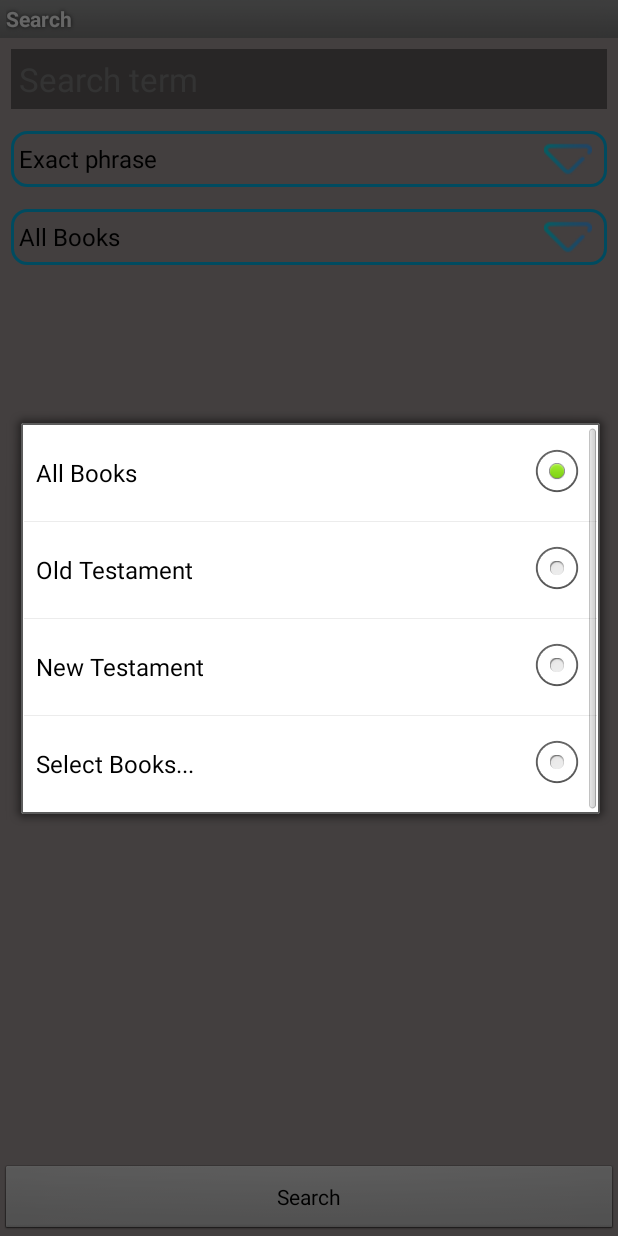
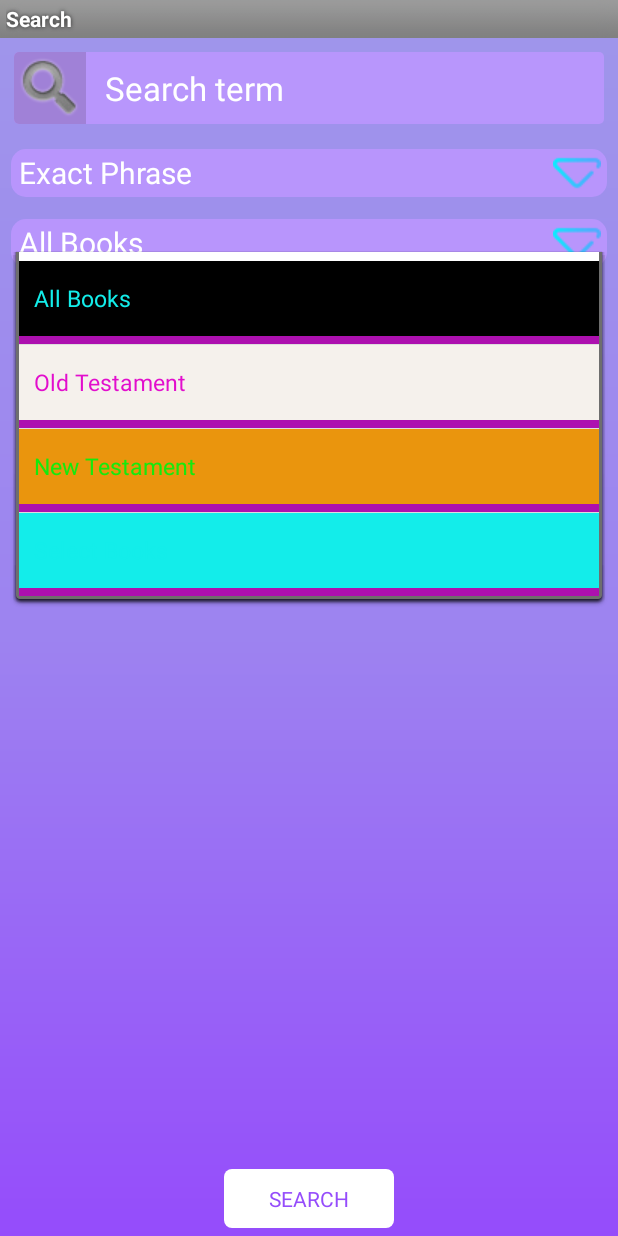
Before and after one commit to tannyjoseph/The_Bible, an Android app: the SearchActivity screen opened directly, with no data from a screen before it, after a tap on "All Books", on a phone screen of 412 x 824 dp. Run offline under Robolectric (Android 15) with nearby library versions, the phone set to English and light mode, and no system bars; Roboto replaces fonts that are not available here.

Commit message:
SearchActivity changes

```diff
--- a/app/src/main/java/com/g/theholybible/activities/SearchActivity.java
+++ b/app/src/main/java/com/g/theholybible/activities/SearchActivity.java
@@ -24,6 +24,7 @@ import android.widget.TextView;
 import android.widget.Toast;
 
 import com.g.theholybible.R;
+import com.g.theholybible.adapters.spinnerAdapter;
 import com.g.theholybible.data.Book;
 import com.g.theholybible.providers.BibleLibrary;
 
@@ -45,6 +46,10 @@ public class SearchActivity extends Activity implements OnClickListener {
     ListView selectedBooksListView;
     Spinner searchMethodSpinner;
     Spinner searchScopeSpinner;
+
+    private String[] scope = {"All Books", "Old Testament", "New Testament", "Select Books"};
+    private String[] methods = {"Exact Phrase","All words in search term", "Any words in search term"};
+
 
     @Override
     public void onCreate(Bundle savedInstanceState) {
@@ -68,14 +73,19 @@ public class SearchActivity extends Activity implements OnClickListener {
         searchMethodSpinner = (Spinner) findViewById(R.id.search_method);
         searchScopeSpinner = (Spinner) findViewById(R.id.search_scope);
 
-        ArrayAdapter<CharSequence> methodsAdapter = ArrayAdapter.createFromResource(this, R.array.search_methods,
-                android.R.layout.simple_spinner_item);
-        methodsAdapter.setDropDownViewResource(android.R.layout.simple_spinner_dropdown_item);
-        searchMethodSpinner.setAdapter(methodsAdapter);
+        spinnerAdapter spinnerAdapter = new spinnerAdapter(this, methods);
 
-        ArrayAdapter<CharSequence> scopeAdapter = ArrayAdapter.createFromResource(this, R.array.search_scope,
-                android.R.layout.simple_spinner_item);
-        scopeAdapter.setDropDownViewResource(android.R.layout.simple_spinner_dropdown_item);
+//        ArrayAdapter<CharSequence> methodsAdapter = ArrayAdapter.createFromResource(this, R.array.search_methods,
+//                android.R.layout.simple_spinner_item);
+//        methodsAdapter.setDropDownViewResource(android.R.layout.simple_spinner_dropdown_item);
+        searchMethodSpinner.setAdapter(spinnerAdapter);
+
+
+
+        spinnerAdapter scopeAdapter = new spinnerAdapter(this, scope);
+//        ArrayAdapter<CharSequence> scopeAdapter = ArrayAdapter.createFromResource(this, R.array.search_scope,
+//                android.R.layout.simple_spinner_item);
+//        scopeAdapter.setDropDownViewResource(android.R.layout.simple_spinner_dropdown_item);
         searchScopeSpinner.setAdapter(scopeAdapter);
 
         searchScopeSpinner.setOnItemSelectedListener(new OnItemSelectedListener() {
--- /dev/null
+++ b/app/src/main/java/com/g/theholybible/adapters/spinnerAdapter.java
@@ -0,0 +1,66 @@
+package com.g.theholybible.adapters;
+
+import android.content.Context;
+import android.graphics.Color;
+import android.view.View;
+import android.view.ViewGroup;
+import android.widget.BaseAdapter;
+import android.widget.SpinnerAdapter;
+import android.widget.TextView;
+
+import com.g.theholybible.R;
+
+public class spinnerAdapter extends BaseAdapter implements SpinnerAdapter {
+
+    String[] str;
+    Context context;
+    String[] colors = {"#13edea","#e20ecd","#15ea0d", "#13edea", "#13edea"};
+    String[] colorsback = {"#FF000000","#FFF5F1EC","#ea950d", "#13edea","#13edea"};
+
+
+    public spinnerAdapter(Context context, String[] str) {
+
+        this.context = context;
+        this.str = str;
+
+    }
+
+    @Override
+    public int getCount() {
+        return str.length;
+    }
+
+    @Override
+    public Object getItem(int position) {
+        return str[position];
+    }
+
+    @Override
+    public long getItemId(int position) {
+        return position;
+    }
+
+    @Override
+    public View getView(int position, View convertView, ViewGroup parent) {
+        View view =  View.inflate(context, R.layout.spin, null);
+        TextView textView = (TextView) view.findViewById(R.id.main);
+        textView.setTextColor(view.getResources().getColor(R.color.WHITE));
+        textView.setText(str[position]);
+        return textView;
+
+    }
+
+    @Override
+    public View getDropDownView(int position, View convertView, ViewGroup parent) {
+        View view;
+        view =  View.inflate(context, R.layout.spindrop, null);
+        final TextView textView = (TextView) view.findViewById(R.id.dropdown);
+        textView.setText(str[position]);
+
+        textView.setTextColor(Color.parseColor(colors[position]));
+        textView.setBackgroundColor(Color.parseColor(colorsback[position]));
+
+
+        return view;
+    }
+}
--- /dev/null
+++ b/app/src/main/res/drawable/background.xml
@@ -0,0 +1,14 @@
+<?xml version="1.0" encoding="utf-8"?>
+<shape xmlns:android="http://schemas.android.com/apk/res/android">
+
+    <gradient
+        android:startColor="#9F95EB"
+        android:endColor="#954CFB"
+        android:centerColor="#9D83F0"
+        android:angle="270"
+        />
+
+
+
+
+</shape>
--- /dev/null
+++ b/app/src/main/res/drawable/buttonbg.xml
@@ -0,0 +1,14 @@
+<?xml version="1.0" encoding="utf-8"?>
+<shape
+    android:shape="rectangle"
+    xmlns:android="http://schemas.android.com/apk/res/android">
+
+    <solid
+        android:color="@color/WHITE"
+        />
+
+    <corners
+        android:radius="5dp"
+        />
+
+</shape>
--- a/app/src/main/res/drawable/etbg.xml
+++ b/app/src/main/res/drawable/etbg.xml
@@ -5,7 +5,11 @@
 
 
     <solid
-        android:color="#645F5F"
+        android:color="#ddBD96FF"
+        />
+
+    <corners
+        android:radius="3dp"
         />
 
 
--- /dev/null
+++ b/app/src/main/res/drawable/ic_arrow_drop_down_black_24dp.xml
@@ -0,0 +1,9 @@
+<vector xmlns:android="http://schemas.android.com/apk/res/android"
+        android:width="24dp"
+        android:height="24dp"
+        android:viewportWidth="24.0"
+        android:viewportHeight="24.0">
+    <path
+        android:fillColor="#FF000000"
+        android:pathData="M7,10l5,5 5,-5z"/>
+</vector>
--- /dev/null
+++ b/app/src/main/res/drawable/search_ic.xml
@@ -0,0 +1,31 @@
+<?xml version="1.0" encoding="utf-8"?>
+<layer-list xmlns:android="http://schemas.android.com/apk/res/android">
+
+    <item>
+
+        <shape
+            android:shape="rectangle">
+
+            <solid
+                android:color="#DD9D7ED3"
+                />
+
+            <corners
+                android:bottomLeftRadius="3dp"
+                android:topLeftRadius="3dp"
+                />
+
+        </shape>
+
+
+
+    </item>
+
+    <item>
+
+        <bitmap android:src="@drawable/ic_menu_search"
+
+            />
+
+    </item>
+</layer-list>
--- a/app/src/main/res/drawable/spinner.xml
+++ b/app/src/main/res/drawable/spinner.xml
@@ -1,27 +1,14 @@
 <?xml version="1.0" encoding="utf-8"?>
-<layer-list xmlns:android="http://schemas.android.com/apk/res/android"
-    >
+<layer-list xmlns:android="http://schemas.android.com/apk/res/android">
 
     <item>
 
-        <shape
-            android:shape="rectangle">
-
-
-            <stroke android:color="@color/blue"
-
-                android:width="2dp"/>
-
-            <padding
-                android:bottom="3dp"
-                android:left="1dp"
-                android:right="10dp"
-                android:top="3dp" />
+        <shape android:shape="rectangle">
+            <padding android:right="4dp" />
 
             <corners android:radius="10dp" />
 
-            <solid
-                android:color="#0000" />
+            <solid android:color="#ddBD96FF" />
 
         </shape>
 
@@ -31,8 +18,7 @@
 
         <bitmap
             android:gravity="right"
-            android:src="@drawable/down"
-            />
+            android:src="@drawable/down" />
 
     </item>
 </layer-list>
--- a/app/src/main/res/layout/search.xml
+++ b/app/src/main/res/layout/search.xml
@@ -1,44 +1,58 @@
 <?xml version="1.0" encoding="utf-8"?>
 <RelativeLayout
     xmlns:android="http://schemas.android.com/apk/res/android"
-    android:layout_width="fill_parent"
-    android:background="#A79D9D"
-    android:layout_height="fill_parent">
+    android:layout_width="match_parent"
+    android:background="@drawable/background"
+    android:layout_height="match_parent">
 
     <EditText
         android:id="@+id/search_term"
         android:layout_width="fill_parent"
+        android:textColorHint="#fff"
         android:layout_height="wrap_content"
         android:layout_marginTop="10sp"
         android:foregroundTint="@color/blue"
-        android:layout_margin="7dp"
-        android:padding="5dp"
-
+        android:layout_margin="9dp"
+        android:drawableLeft="@drawable/search_ic"
+        android:drawablePadding="2dp"
         android:textSize="22sp"
         android:background="@drawable/etbg"
-        android:hint="Search term" />
+        android:hint="  Search term" />
 
     <Spinner
         android:id="@+id/search_method"
+
         android:layout_width="fill_parent"
         android:layout_margin="7dp"
         android:padding="5dp"
-        android:layout_height="wrap_content"
         android:background="@drawable/spinner"
+        android:layout_height="32dp"
+        android:spinnerMode="dropdown"
         android:layout_below="@id/search_term" />
 
     <Spinner android:id="@+id/search_scope"
         android:layout_margin="7dp"
         android:padding="5dp"
         android:background="@drawable/spinner"
+        android:spinnerMode="dropdown"
         android:layout_width="fill_parent"
-        android:layout_height="wrap_content"
+        android:layout_height="32dp"
         android:layout_below="@id/search_method" />
 
     <Button android:id="@+id/submit_search"
-        android:layout_width="fill_parent"
+        android:layout_width="wrap_content"
+        android:layout_centerHorizontal="true"
+        android:textAllCaps="true"
+        android:layout_marginBottom="5dp"
+
         android:layout_height="wrap_content"
         android:text="Search"
+        android:textColor="#954CFB"
+        android:background="@drawable/buttonbg"
+        android:paddingLeft="30dp"
+        android:paddingRight="30dp"
+        android:paddingTop="10dp"
+        android:paddingBottom="10dp"
         android:layout_alignParentBottom="true"
         android:layout_gravity="bottom" />
 
--- /dev/null
+++ b/app/src/main/res/layout/spin.xml
@@ -0,0 +1,18 @@
+<?xml version="1.0" encoding="utf-8"?>
+<LinearLayout xmlns:android="http://schemas.android.com/apk/res/android"
+    android:layout_width="fill_parent"
+    android:layout_height="wrap_content"
+    android:orientation="vertical">
+
+    <TextView
+        android:layout_width="match_parent"
+        android:layout_height="80dp"
+        android:id="@+id/main"
+        android:singleLine="true"
+        android:layout_marginLeft="50dp"
+        android:text="At res"
+        android:textColor="#000"
+        android:textSize="20sp"
+        android:gravity="center_vertical" />
+
+</LinearLayout>
--- /dev/null
+++ b/app/src/main/res/layout/spindrop.xml
@@ -0,0 +1,22 @@
+<?xml version="1.0" encoding="utf-8"?>
+<LinearLayout xmlns:android="http://schemas.android.com/apk/res/android"
+    android:layout_width="fill_parent"
+    android:layout_height="wrap_content"
+    android:orientation="vertical">
+
+    <TextView
+        xmlns:android="http://schemas.android.com/apk/res/android"
+        android:id="@+id/dropdown"
+        android:layout_width="match_parent"
+        android:gravity="center_vertical"
+        android:layout_height="50dp"
+        android:paddingLeft="10dp"
+        android:textColor="#f20a0a"
+        android:textSize="15sp" />
+
+    <View
+        android:layout_width="match_parent"
+        android:layout_height="5dp"
+        android:background="#ad10af"/>
+
+</LinearLayout>
--- a/app/src/main/res/values/arrays.xml
+++ b/app/src/main/res/values/arrays.xml
@@ -5,7 +5,7 @@
         <item>All Books</item>
         <item>Old Testament</item>
         <item>New Testament</item>
-        <item>Select Books...</item>
+        <item>Select Books</item>
     </string-array>
 
     <string-array name="search_methods">
```
